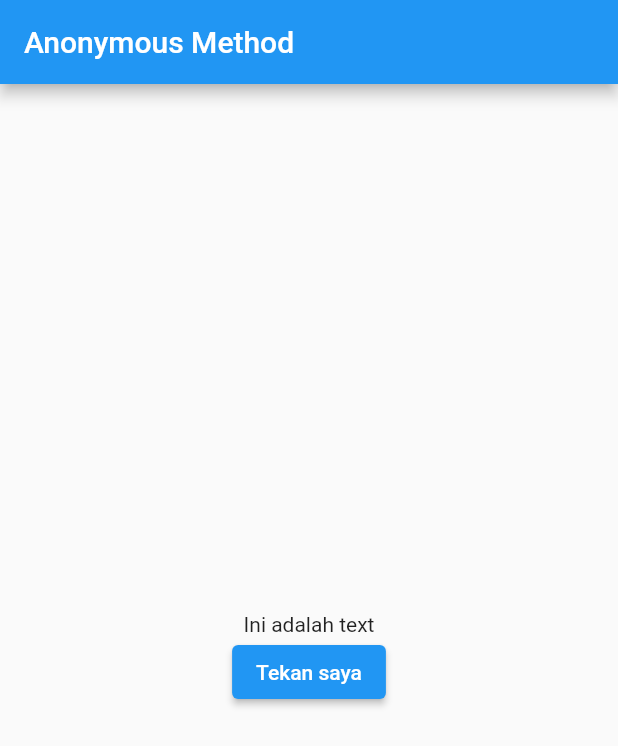
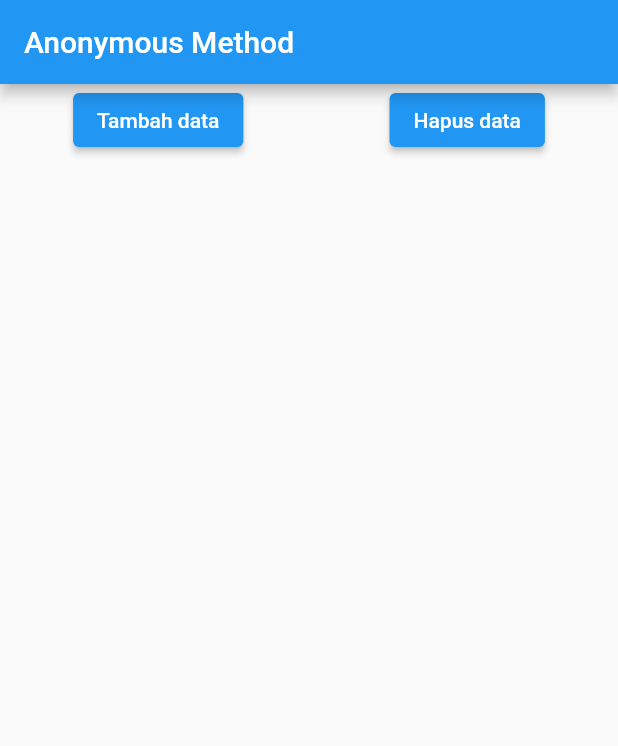
Before and after one commit to paozanwa22/learnFlutter, a Flutter app: the screen it shows after launch, on a phone screen of 412 x 824 dp. Shown: the top 746 px of the screen. Run offline on Flutter 3.47's test engine with Material 2 defaults, Android fonts, the phone set to English and light mode, and no system bars.

```diff
--- a/lib/main.dart
+++ b/lib/main.dart
@@ -8,7 +8,9 @@ class MyApp extends StatefulWidget {
 }
 
 class _MyAppState extends State<MyApp> {
-  String message = 'Ini adalah text';
+  List<Widget> widgets = [];
+
+  int counter = 1;
 
   @override
   Widget build(BuildContext context) {
@@ -17,21 +19,39 @@ class _MyAppState extends State<MyApp> {
         appBar: AppBar(
           title: Text('Anonymous Method'),
         ),
-        body: Center(
-          child: Column(
-            mainAxisAlignment: MainAxisAlignment.center,
-            children: <Widget>[
-              Text(message),
+        body: ListView(
+          children: [
+            Row(
+              mainAxisAlignment: MainAxisAlignment.spaceAround,
+              children: [
                 ElevatedButton(
+                  child: Text('Tambah data'),
                   onPressed: () {
                     setState(() {
-                    message = 'Tombol sudah ditekan';
+                      widgets.add(Text(
+                        'data ke-' + counter.toString(),
+                        style: TextStyle(fontSize: 35),
+                      ));
+                      counter++;
                     });
                   },
-                child: Text('Tekan saya'),
+                ),
+                ElevatedButton(
+                  child: Text('Hapus data'),
+                  onPressed: () {
+                    setState(() {
+                      widgets.removeLast();
+                      counter--;
+                    });
+                  },
                 ),
               ],
             ),
+            Column(
+              crossAxisAlignment: CrossAxisAlignment.start,
+              children: widgets,
+            ),
+          ],
         ),
       ),
     );
```
Lines whose indentation alone changed are shown as unchanged.
